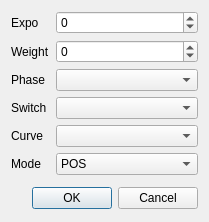
Before: the Qt Designer form src/expodialog.ui in roberto1903/companion9x, drawn with Qt 5.
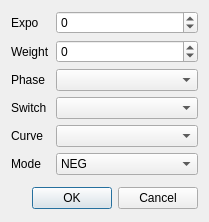
After: the same form once the commit is applied. Icons and pictures are not drawn.

Commit message: NEG and POS flags were reversed

Patch:
```diff
--- a/src/expodialog.ui
+++ b/src/expodialog.ui
@@ -133,7 +133,7 @@
       <widget class="QComboBox" name="modeCB">
        <item>
         <property name="text">
-         <string>POS</string>
+         <string>NEG</string>
         </property>
        </item>
        <item>
```
Left out of the diff: 2 changed lines with no effect on the pictures. The commit also changes 1 other file.
